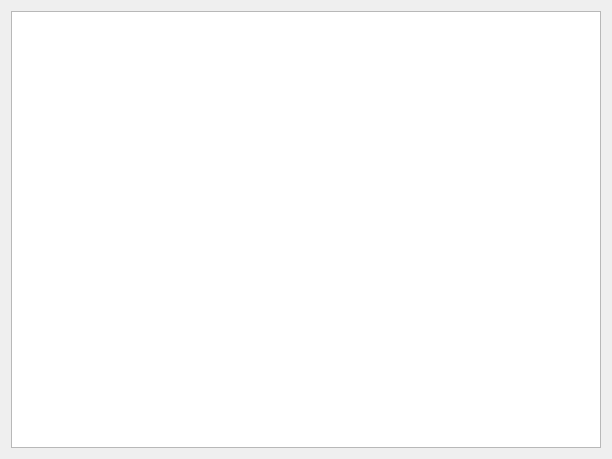
Before: the Qt Designer form FlappyBird/widget.ui in AlffonsoMV/atprog, drawn with Qt 5.
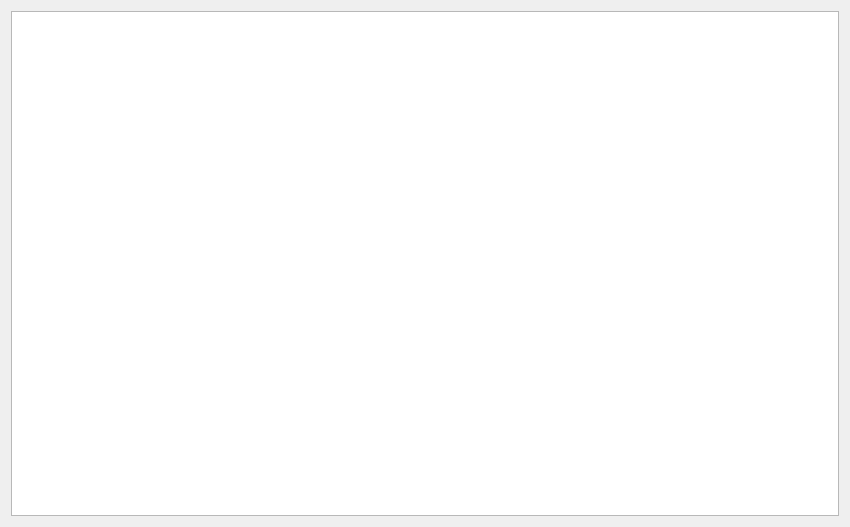
After: the same form once the commit is applied.

```diff
--- a/FlappyBird/widget.ui
+++ b/FlappyBird/widget.ui
@@ -6,8 +6,8 @@
    <rect>
     <x>0</x>
     <y>0</y>
-    <width>612</width>
-    <height>459</height>
+    <width>850</width>
+    <height>527</height>
    </rect>
   </property>
   <property name="windowTitle">
```
